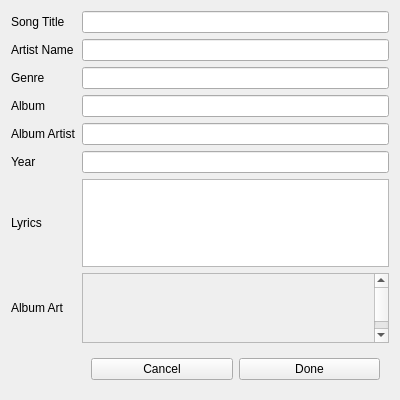
First picture: the form in mpsonginfoeditor.ui, repository CISoftwareMaster/Minuet, before the edit.
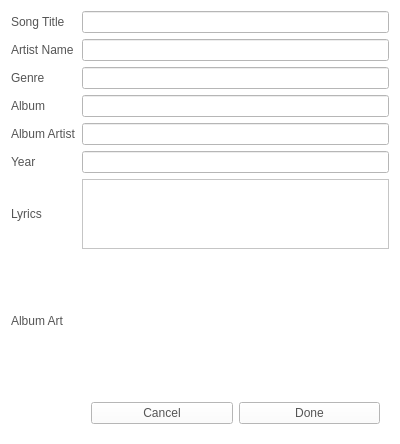
Second picture: the form after the edit. Icons and pictures are not drawn. Custom widgets are drawn as their Qt base class.

```diff
--- a/mpsonginfoeditor.ui
+++ b/mpsonginfoeditor.ui
@@ -10,13 +10,13 @@
     <x>0</x>
     <y>0</y>
     <width>400</width>
-    <height>400</height>
+    <height>444</height>
    </rect>
   </property>
   <property name="minimumSize">
    <size>
     <width>400</width>
-    <height>400</height>
+    <height>444</height>
    </size>
   </property>
   <property name="windowTitle">
@@ -26,6 +26,9 @@
    <iconset resource="resources.qrc">
     <normaloff>:/icons/icon.png</normaloff>:/icons/icon.png</iconset>
   </property>
+  <property name="styleSheet">
+   <string notr="true">background: #FFF; color: #555;</string>
+  </property>
   <layout class="QGridLayout" name="gridLayout">
    <item row="0" column="0">
     <widget class="QLabel" name="label">
@@ -101,61 +104,21 @@
      </property>
     </widget>
    </item>
-   <item row="7" column="0">
+   <item row="6" column="0">
+    <widget class="QLabel" name="label_6">
+     <property name="text">
+      <string>Lyrics</string>
+     </property>
+    </widget>
+   </item>
+   <item row="8" column="0">
     <widget class="QLabel" name="label_8">
      <property name="text">
       <string>Album Art</string>
      </property>
     </widget>
    </item>
-   <item row="7" column="1">
-    <widget class="QScrollArea" name="albumArtScrollArea">
-     <property name="widgetResizable">
-      <bool>true</bool>
-     </property>
-     <widget class="QWidget" name="scrollAreaWidgetContents">
-      <property name="geometry">
-       <rect>
-        <x>0</x>
-        <y>0</y>
-        <width>286</width>
-        <height>82</height>
-       </rect>
-      </property>
-      <layout class="QGridLayout" name="gridLayout_2">
-       <item row="0" column="0">
-        <widget class="MPImageWell" name="albumArt" native="true">
-         <property name="sizePolicy">
-          <sizepolicy hsizetype="Preferred" vsizetype="Preferred">
-           <horstretch>0</horstretch>
-           <verstretch>0</verstretch>
-          </sizepolicy>
-         </property>
-         <property name="minimumSize">
-          <size>
-           <width>64</width>
-           <height>64</height>
-          </size>
-         </property>
-         <property name="maximumSize">
-          <size>
-           <width>16777215</width>
-           <height>16777215</height>
-          </size>
-         </property>
-         <property name="baseSize">
-          <size>
-           <width>64</width>
-           <height>64</height>
-          </size>
-         </property>
-        </widget>
-       </item>
-      </layout>
-     </widget>
-    </widget>
-   </item>
-   <item row="8" column="1">
+   <item row="9" column="1">
     <widget class="QFrame" name="frame">
      <property name="frameShape">
       <enum>QFrame::NoFrame</enum>
@@ -165,7 +128,10 @@
      </property>
      <layout class="QHBoxLayout" name="horizontalLayout">
       <item>
-       <widget class="QPushButton" name="cancelBtn">
+       <widget class="MPButton" name="cancelBtn">
+        <property name="styleSheet">
+         <string notr="true"/>
+        </property>
         <property name="text">
          <string>Cancel</string>
         </property>
@@ -178,7 +144,10 @@
        </widget>
       </item>
       <item>
-       <widget class="QPushButton" name="doneBtn">
+       <widget class="MPDefaultButton" name="doneBtn">
+        <property name="styleSheet">
+         <string notr="true"/>
+        </property>
         <property name="text">
          <string>Done</string>
         </property>
@@ -190,15 +159,94 @@
      </layout>
     </widget>
    </item>
+   <item row="8" column="1">
+    <widget class="QFrame" name="frame_2">
+     <property name="frameShape">
+      <enum>QFrame::NoFrame</enum>
+     </property>
+     <property name="frameShadow">
+      <enum>QFrame::Raised</enum>
+     </property>
+     <layout class="QHBoxLayout" name="horizontalLayout_2">
+      <item>
+       <spacer name="horizontalSpacer">
+        <property name="orientation">
+         <enum>Qt::Horizontal</enum>
+        </property>
+        <property name="sizeHint" stdset="0">
+         <size>
+          <width>40</width>
+          <height>20</height>
+         </size>
+        </property>
+       </spacer>
+      </item>
+      <item>
+       <widget class="MPImageWell" name="albumArt" native="true">
+        <property name="sizePolicy">
+         <sizepolicy hsizetype="Preferred" vsizetype="Preferred">
+          <horstretch>0</horstretch>
+          <verstretch>0</verstretch>
+         </sizepolicy>
+        </property>
+        <property name="minimumSize">
+         <size>
+          <width>120</width>
+          <height>120</height>
+         </size>
+        </property>
+        <property name="maximumSize">
+         <size>
+          <width>120</width>
+          <height>120</height>
+         </size>
+        </property>
+        <property name="baseSize">
+         <size>
+          <width>64</width>
+          <height>64</height>
+         </size>
+        </property>
+        <property name="toolTip">
+         <string>&lt;html&gt;&lt;head/&gt;&lt;body&gt;&lt;p&gt;Drag an image here to replace the current cover art.&lt;/p&gt;&lt;/body&gt;&lt;/html&gt;</string>
+        </property>
+       </widget>
+      </item>
+      <item>
+       <spacer name="horizontalSpacer_2">
+        <property name="orientation">
+         <enum>Qt::Horizontal</enum>
+        </property>
+        <property name="sizeHint" stdset="0">
+         <size>
+          <width>40</width>
+          <height>20</height>
+         </size>
+        </property>
+       </spacer>
+      </item>
+     </layout>
+    </widget>
+   </item>
   </layout>
  </widget>
  <customwidgets>
+  <customwidget>
+   <class>MPButton</class>
+   <extends>QPushButton</extends>
+   <header>mpbutton.h</header>
+  </customwidget>
   <customwidget>
    <class>MPImageWell</class>
    <extends>QWidget</extends>
    <header>mpimagewell.h</header>
    <container>1</container>
   </customwidget>
+  <customwidget>
+   <class>MPDefaultButton</class>
+   <extends>QPushButton</extends>
+   <header>mpbutton.h</header>
+  </customwidget>
  </customwidgets>
  <resources>
   <include location="resources.qrc"/>
```
Left out of the diff: 25 changed lines with no effect on the pictures.
